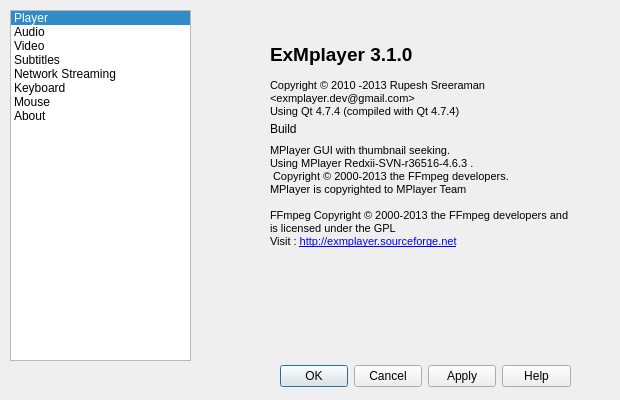
Old version of the form src/preferencedialog.ui in the repository rupeshs/ExMplayer.
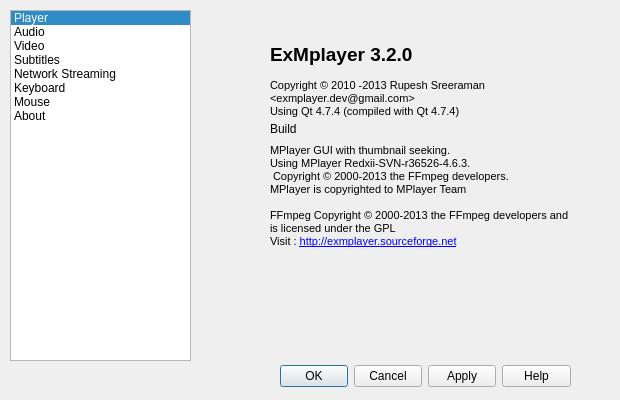
New version of the form. The open tabs and pages were chosen to show the change. Icons and pictures are not drawn.

What changed in the file:
```diff
--- a/src/preferencedialog.ui
+++ b/src/preferencedialog.ui
@@ -1297,7 +1297,7 @@
 p, li { white-space: pre-wrap; }
 &lt;/style&gt;&lt;/head&gt;&lt;body style=&quot; font-family:'MS Shell Dlg 2'; font-size:8.25pt; font-weight:400; font-style:normal;&quot;&gt;
 &lt;p style=&quot;-qt-paragraph-type:empty; margin-top:0px; margin-bottom:0px; margin-left:0px; margin-right:0px; -qt-block-indent:0; text-indent:0px; font-size:8pt;&quot;&gt;&lt;/p&gt;
-&lt;p style=&quot; margin-top:0px; margin-bottom:0px; margin-left:0px; margin-right:0px; -qt-block-indent:0; text-indent:0px;&quot;&gt;&lt;span style=&quot; font-size:14pt; font-weight:600; color:#000000;&quot;&gt;ExMplayer 3&lt;/span&gt;&lt;span style=&quot; font-size:14pt; font-weight:600;&quot;&gt;.1.0&lt;/span&gt;&lt;/p&gt;
+&lt;p style=&quot; margin-top:0px; margin-bottom:0px; margin-left:0px; margin-right:0px; -qt-block-indent:0; text-indent:0px;&quot;&gt;&lt;span style=&quot; font-size:14pt; font-weight:600; color:#000000;&quot;&gt;ExMplayer 3&lt;/span&gt;&lt;span style=&quot; font-size:14pt; font-weight:600;&quot;&gt;.2.0&lt;/span&gt;&lt;/p&gt;
 &lt;p style=&quot;-qt-paragraph-type:empty; margin-top:0px; margin-bottom:0px; margin-left:0px; margin-right:0px; -qt-block-indent:0; text-indent:0px; font-size:8pt; font-weight:600;&quot;&gt;&lt;/p&gt;
 &lt;p style=&quot; margin-top:0px; margin-bottom:0px; margin-left:0px; margin-right:0px; -qt-block-indent:0; text-indent:0px;&quot;&gt;&lt;span style=&quot; font-size:8pt;&quot;&gt;Copyright © 2010 -2013 Rupesh Sreeraman&lt;/span&gt;&lt;/p&gt;
 &lt;p style=&quot; margin-top:0px; margin-bottom:0px; margin-left:0px; margin-right:0px; -qt-block-indent:0; text-indent:0px;&quot;&gt;&lt;span style=&quot; font-size:8pt;&quot;&gt;&amp;lt;exmplayer.dev@gmail.com&amp;gt;&lt;/span&gt;&lt;/p&gt;
@@ -1305,7 +1305,7 @@
 &lt;p style=&quot;-qt-paragraph-type:empty; margin-top:0px; margin-bottom:0px; margin-left:0px; margin-right:0px; -qt-block-indent:0; text-indent:0px; font-size:8pt;&quot;&gt;&lt;/p&gt;
 &lt;p style=&quot;-qt-paragraph-type:empty; margin-top:0px; margin-bottom:0px; margin-left:0px; margin-right:0px; -qt-block-indent:0; text-indent:0px; font-size:8pt;&quot;&gt;&lt;/p&gt;
 &lt;p style=&quot; margin-top:0px; margin-bottom:0px; margin-left:0px; margin-right:0px; -qt-block-indent:0; text-indent:0px;&quot;&gt;&lt;span style=&quot; font-size:8pt;&quot;&gt;MPlayer GUI with thumbnail seeking.&lt;/span&gt;&lt;/p&gt;
-&lt;p style=&quot; margin-top:0px; margin-bottom:0px; margin-left:0px; margin-right:0px; -qt-block-indent:0; text-indent:0px;&quot;&gt;&lt;span style=&quot; font-size:8pt;&quot;&gt;Using MPlayer Redxii-SVN-r36516-4.6.3 .&lt;/span&gt;&lt;/p&gt;
+&lt;p style=&quot; margin-top:0px; margin-bottom:0px; margin-left:0px; margin-right:0px; -qt-block-indent:0; text-indent:0px;&quot;&gt;&lt;span style=&quot; font-size:8pt;&quot;&gt;Using MPlayer &lt;/span&gt;Redxii-SVN-r36526-4.6.3&lt;span style=&quot; font-size:8pt;&quot;&gt;.&lt;/span&gt;&lt;/p&gt;
 &lt;p style=&quot; margin-top:0px; margin-bottom:0px; margin-left:0px; margin-right:0px; -qt-block-indent:0; text-indent:0px;&quot;&gt;&lt;span style=&quot; font-size:8pt;&quot;&gt; Copyright © 2000-2013 the FFmpeg developers.&lt;/span&gt;&lt;/p&gt;
 &lt;p style=&quot; margin-top:0px; margin-bottom:0px; margin-left:0px; margin-right:0px; -qt-block-indent:0; text-indent:0px;&quot;&gt;&lt;span style=&quot; font-size:8pt;&quot;&gt;MPlayer is copyrighted to MPlayer Team&lt;/span&gt;&lt;/p&gt;
 &lt;p style=&quot;-qt-paragraph-type:empty; margin-top:0px; margin-bottom:0px; margin-left:0px; margin-right:0px; -qt-block-indent:0; text-indent:0px; font-size:8pt;&quot;&gt;&lt;/p&gt;
```
